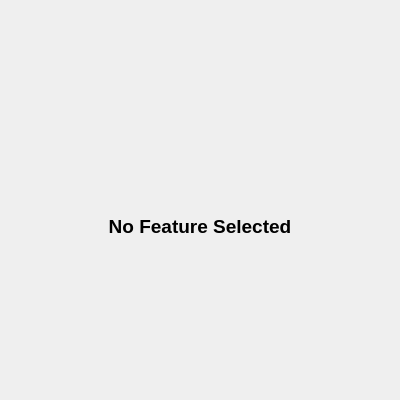
paulmthompson/WhiskerToolbox, file src/WhiskerToolbox/DataManager_Widget/DataManager_Widget.ui: the form before one commit.
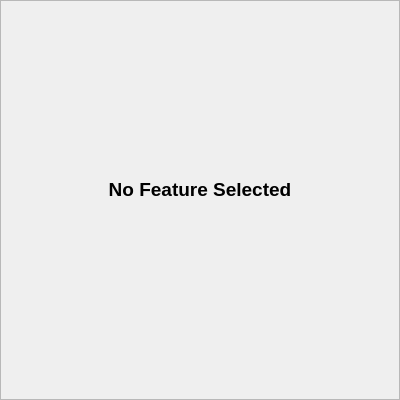
The form after the commit. Custom widgets are drawn as their Qt base class.

Commit message: Data Manager viewing fixes

The edit to the form file:
```diff
--- a/src/WhiskerToolbox/DataManager_Widget/DataManager_Widget.ui
+++ b/src/WhiskerToolbox/DataManager_Widget/DataManager_Widget.ui
@@ -1,7 +1,7 @@
 <?xml version="1.0" encoding="UTF-8"?>
 <ui version="4.0">
  <class>DataManager_Widget</class>
- <widget class="QWidget" name="DataManager_Widget">
+ <widget class="QScrollArea" name="DataManager_Widget">
   <property name="geometry">
    <rect>
     <x>0</x>
@@ -25,11 +25,53 @@
   <property name="windowTitle">
    <string>Form</string>
   </property>
-  <layout class="QVBoxLayout" name="verticalLayout_2" stretch="0,0,0,0,0">
+  <property name="verticalScrollBarPolicy">
+   <enum>Qt::ScrollBarPolicy::ScrollBarAlwaysOff</enum>
+  </property>
+  <property name="horizontalScrollBarPolicy">
+   <enum>Qt::ScrollBarPolicy::ScrollBarAlwaysOff</enum>
+  </property>
+  <property name="widgetResizable">
+   <bool>true</bool>
+  </property>
+  <widget class="QWidget" name="scrollAreaWidgetContents">
+   <property name="geometry">
+    <rect>
+     <x>0</x>
+     <y>0</y>
+     <width>398</width>
+     <height>398</height>
+    </rect>
+   </property>
+   <property name="sizePolicy">
+    <sizepolicy hsizetype="Preferred" vsizetype="Preferred">
+     <horstretch>0</horstretch>
+     <verstretch>0</verstretch>
+    </sizepolicy>
+   </property>
+   <layout class="QVBoxLayout" name="verticalLayout_2">
+    <property name="spacing">
+     <number>6</number>
+    </property>
+    <property name="sizeConstraint">
+     <enum>QLayout::SetDefaultConstraint</enum>
+    </property>
+    <property name="leftMargin">
+     <number>9</number>
+    </property>
+    <property name="topMargin">
+     <number>9</number>
+    </property>
+    <property name="rightMargin">
+     <number>9</number>
+    </property>
+    <property name="bottomMargin">
+     <number>9</number>
+    </property>
    <item>
     <widget class="Feature_Table_Widget" name="feature_table_widget" native="true">
      <property name="sizePolicy">
-      <sizepolicy hsizetype="Preferred" vsizetype="Preferred">
+       <sizepolicy hsizetype="Expanding" vsizetype="Preferred">
        <horstretch>0</horstretch>
        <verstretch>0</verstretch>
       </sizepolicy>
@@ -42,7 +84,7 @@
      </property>
      <property name="maximumSize">
       <size>
-       <width>100000</width>
+        <width>16777215</width>
        <height>16777215</height>
       </size>
      </property>
@@ -51,12 +93,24 @@
    <item>
     <widget class="Section" name="output_dir_section" native="true">
      <property name="sizePolicy">
-      <sizepolicy hsizetype="Preferred" vsizetype="Preferred">
+       <sizepolicy hsizetype="Expanding" vsizetype="Preferred">
        <horstretch>0</horstretch>
        <verstretch>0</verstretch>
       </sizepolicy>
      </property>
      <layout class="QVBoxLayout" name="verticalLayout_3">
+       <property name="leftMargin">
+        <number>0</number>
+       </property>
+       <property name="topMargin">
+        <number>0</number>
+       </property>
+       <property name="rightMargin">
+        <number>0</number>
+       </property>
+       <property name="bottomMargin">
+        <number>0</number>
+       </property>
       <item>
        <widget class="OutputDirectoryWidget" name="output_dir_widget" native="true">
         <property name="sizePolicy">
@@ -73,12 +127,24 @@
    <item>
     <widget class="Section" name="new_data_section" native="true">
      <property name="sizePolicy">
-      <sizepolicy hsizetype="Preferred" vsizetype="Preferred">
+       <sizepolicy hsizetype="Expanding" vsizetype="Preferred">
        <horstretch>0</horstretch>
        <verstretch>0</verstretch>
       </sizepolicy>
      </property>
      <layout class="QVBoxLayout" name="verticalLayout">
+       <property name="leftMargin">
+        <number>0</number>
+       </property>
+       <property name="topMargin">
+        <number>0</number>
+       </property>
+       <property name="rightMargin">
+        <number>0</number>
+       </property>
+       <property name="bottomMargin">
+        <number>0</number>
+       </property>
       <item>
        <widget class="NewDataWidget" name="new_data_widget" native="true">
         <property name="sizePolicy">
@@ -95,7 +161,7 @@
    <item>
     <widget class="QLabel" name="selected_feature_label">
      <property name="sizePolicy">
-      <sizepolicy hsizetype="Preferred" vsizetype="Maximum">
+       <sizepolicy hsizetype="Expanding" vsizetype="Maximum">
        <horstretch>0</horstretch>
        <verstretch>0</verstretch>
       </sizepolicy>
@@ -123,7 +189,7 @@
    <item>
     <widget class="QStackedWidget" name="stackedWidget">
      <property name="sizePolicy">
-      <sizepolicy hsizetype="Preferred" vsizetype="Preferred">
+       <sizepolicy hsizetype="Expanding" vsizetype="Preferred">
        <horstretch>0</horstretch>
        <verstretch>0</verstretch>
       </sizepolicy>
@@ -132,6 +198,7 @@
     </widget>
    </item>
   </layout>
+  </widget>
  </widget>
  <customwidgets>
   <customwidget>
```
Left out of the diff: 4 changed lines with no effect on the pictures. Lines whose indentation alone changed are shown as unchanged. The commit also changes 3 other files.
